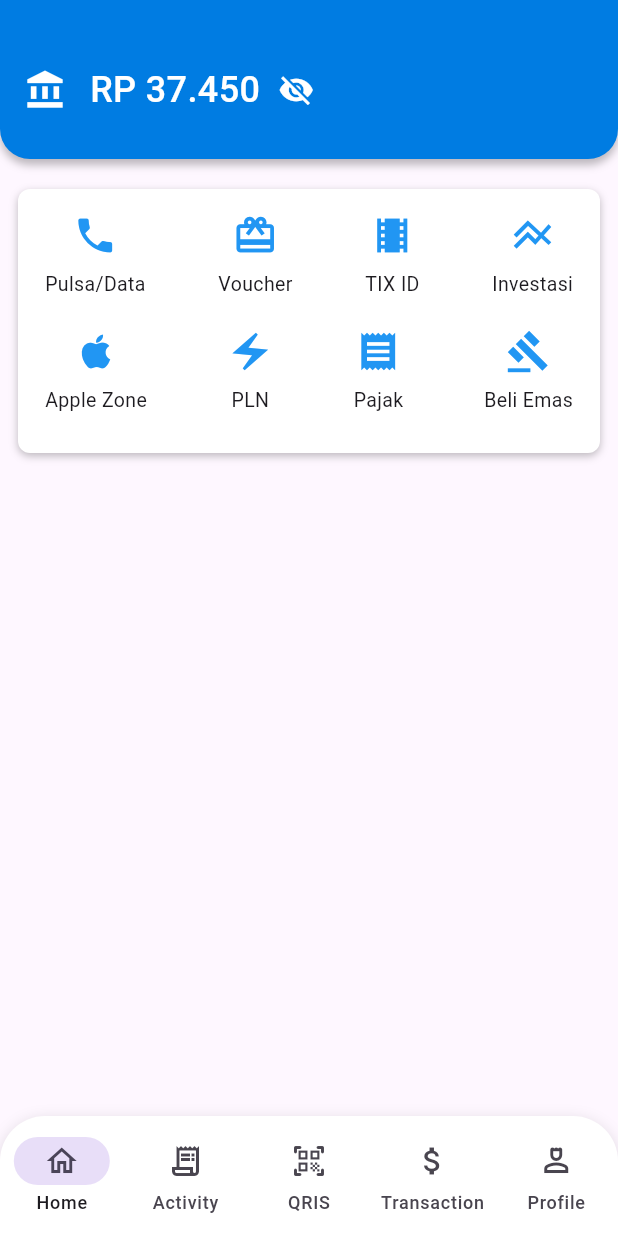
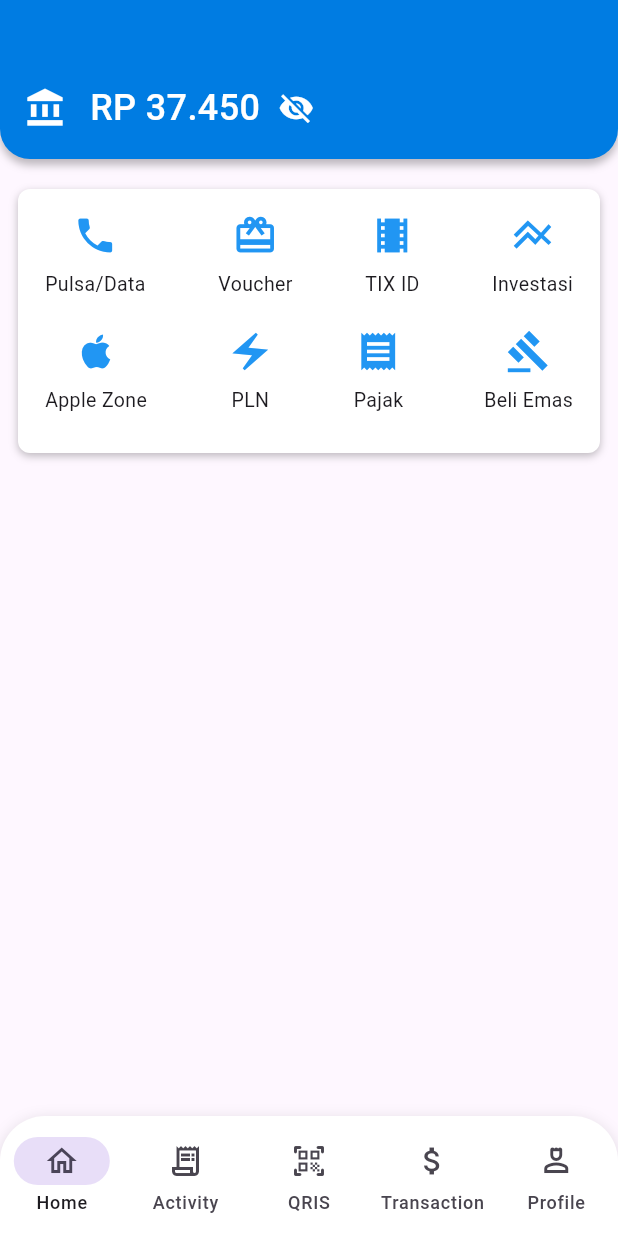
Before and after one commit to SiEncan/T-Cash, a Flutter app: the screen it shows after launch, on a phone screen of 412 x 824 dp. Run offline on Flutter 3.47's test engine with Material 3 defaults, Android fonts, the phone set to English and light mode, and no system bars.

Commit message:
fix saldo position

```diff
--- a/lib/home_tab.dart
+++ b/lib/home_tab.dart
@@ -95,7 +95,7 @@ class _HomeTabState extends State<HomeTab> {
             ),
           ),
           Container(
-            padding: const EdgeInsets.only(top: 30), // Padding ke atas layar hp
+            padding: const EdgeInsets.only(top: 42), // Padding ke atas layar hp
             height: 106, // Tinggi Container
             decoration: const BoxDecoration(
               color: Color.fromARGB(255, 0, 124, 226),
@@ -144,7 +144,6 @@ class _HomeTabState extends State<HomeTab> {
                     ),
                   ],
                 ),
-                const SizedBox(height: 16), // Jarak di bawah tulisan
               ],
             ),
           ),
```
